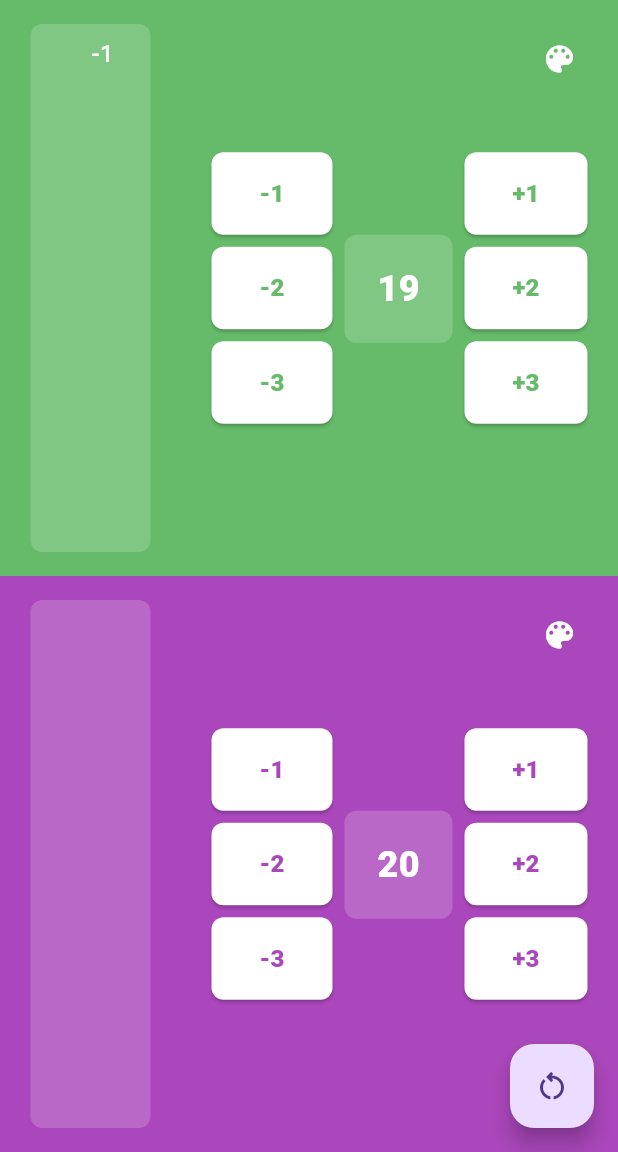
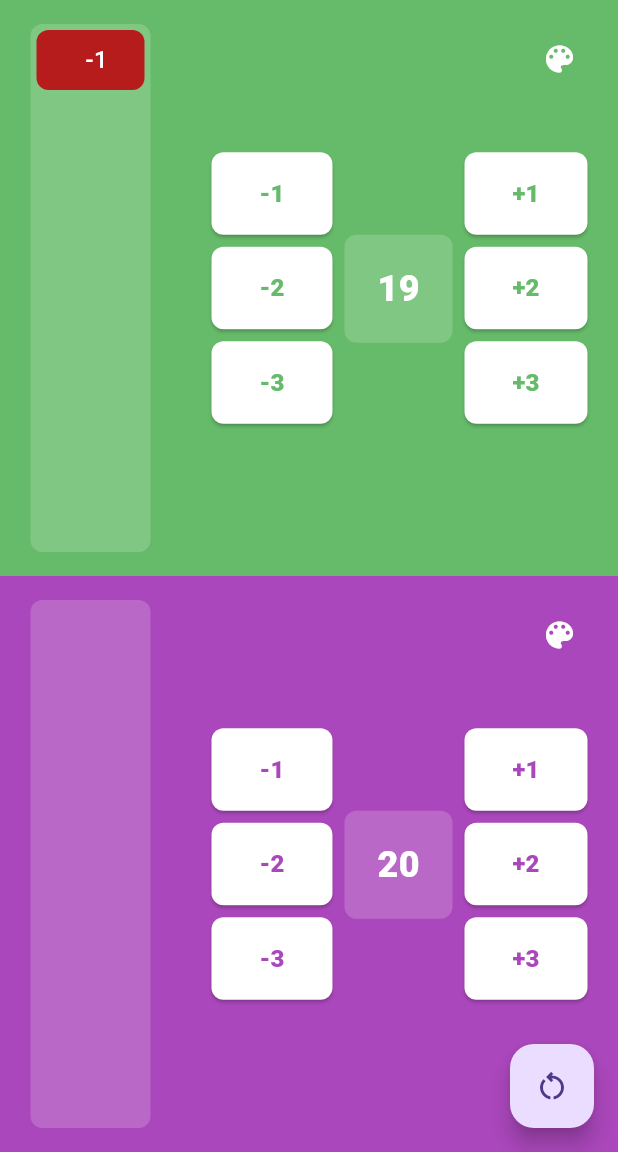
Before and after one commit to GabrielTurri/life-counter, a Flutter app: the screen it shows after launch, after a tap on an icon or button, on a phone screen of 412 x 824 dp, the part 84-1236 px from its top. Run offline on Flutter 3.47's test engine with Material 3 defaults, Android fonts, the phone set to English and light mode, and no system bars; our stand-ins replace flutter_colorpicker.

Commit message:
adicionada função de colorir o fundo de cada item no histórico

```diff
--- a/lib/ui/home_page.dart
+++ b/lib/ui/home_page.dart
@@ -7,7 +7,7 @@ import 'package:life_counter/ui/modal/settings_modal.dart';
 import 'package:provider/provider.dart';
 
 class MyHomePage extends StatelessWidget {
-  MyHomePage({super.key});
+  const MyHomePage({super.key});
 
   @override
   Widget build(BuildContext context) {
--- a/lib/ui/modal/color_picker_modal.dart
+++ b/lib/ui/modal/color_picker_modal.dart
@@ -27,7 +27,7 @@ class ColorPickerModal {
 class buildColorPicker extends StatelessWidget {
   int playerIndex;
 
-  buildColorPicker(this.playerIndex);
+  buildColorPicker(this.playerIndex, {super.key});
 
   @override
   Widget build(BuildContext context) {
--- a/lib/ui/modal/settings_modal.dart
+++ b/lib/ui/modal/settings_modal.dart
@@ -42,7 +42,7 @@ class SettingsModal {
                     'Alterar quantidade de botões',
                     style: TextStyle(fontSize: 16),
                   ),
-                  ButtonCountRadioButton()
+                  const ButtonCountRadioButton()
                 ],
               ),
             ),
--- a/lib/ui/player_life/life_history.dart
+++ b/lib/ui/player_life/life_history.dart
@@ -16,6 +16,35 @@ class PlayerLifeHistory extends StatelessWidget {
 
   @override
   Widget build(BuildContext context) {
+    final histVida = context
+        .watch<MultiPlayerLifeController>()
+        .players[playerIndex]
+        .histVida;
+
+    // return Padding(
+    //   padding: const EdgeInsets.symmetric(vertical: 16),
+    //   child: Container(
+    //     height: 400,
+    //     width: 80,
+    //     decoration: BoxDecoration(
+    //         color: lifeColor, borderRadius: BorderRadius.circular(8)),
+    //     child: ListView.builder(
+    //       itemCount: histVida.length,
+    //       itemBuilder: (context, index) {
+    //         return ListTile(
+    //           tileColor: Colors.red[900], // Cor de fundo aplicada no ListTile
+    //           minTileHeight: 4,
+    //           title: Text(
+    //             textAlign: TextAlign.end,
+    //             histVida[index],
+    //             style: const TextStyle(
+    //                 color: Colors.white, fontWeight: FontWeight.w500),
+    //           ),
+    //         );
+    //       },
+    //     ),
+    //   ),
+    // );
     return Padding(
       padding: const EdgeInsets.symmetric(vertical: 16),
       child: Container(
@@ -24,25 +53,35 @@ class PlayerLifeHistory extends StatelessWidget {
         decoration: BoxDecoration(
             color: lifeColor, borderRadius: BorderRadius.circular(8)),
         child: ListView.builder(
-            itemCount: context
-                .watch<MultiPlayerLifeController>()
-                .players[playerIndex]
-                .histVida
-                .length,
-            itemBuilder: (context, index) {
-              return ListTile(
+          itemCount: histVida.length,
+          itemBuilder: (context, index) {
+            var listTileColor;
+
+            if (int.parse(histVida[index]) < 0) {
+              listTileColor = Colors.red[900];
+            } else {
+              // listTileColor = const Color.fromARGB(0, 183, 28, 28);
+              listTileColor = Colors.green[800];
+            }
+
+            return Container(
+              margin: const EdgeInsets.all(4),
+              decoration: BoxDecoration(
+                color: listTileColor,
+                borderRadius: BorderRadius.circular(8),
+              ),
+              child: ListTile(
                 minTileHeight: 4,
                 title: Text(
                   textAlign: TextAlign.end,
-                  context
-                      .watch<MultiPlayerLifeController>()
-                      .players[playerIndex]
-                      .histVida[index],
+                  histVida[index],
                   style: const TextStyle(
                       color: Colors.white, fontWeight: FontWeight.w500),
                 ),
-              );
-            }),
+              ),
+            );
+          },
+        ),
       ),
     );
   }
--- a/lib/ui/player_life/player_life.dart
+++ b/lib/ui/player_life/player_life.dart
@@ -9,7 +9,7 @@ class PlayerLife extends StatelessWidget {
   final Color? bgColor;
   final int playerIndex;
 
-  PlayerLife({
+  const PlayerLife({
     super.key,
     required this.lifeColor,
     required this.bgColor,
--- a/lib/ui/player_life/player_life_container.dart
+++ b/lib/ui/player_life/player_life_container.dart
@@ -9,7 +9,7 @@ class PlayerLifeContainer extends StatelessWidget {
   final int initialLife;
   final int playerIndex;
 
-  PlayerLifeContainer({
+  const PlayerLifeContainer({
     super.key,
     required this.initialLife,
     required this.playerIndex,
```
Also changed, not shown: 1 other file.
